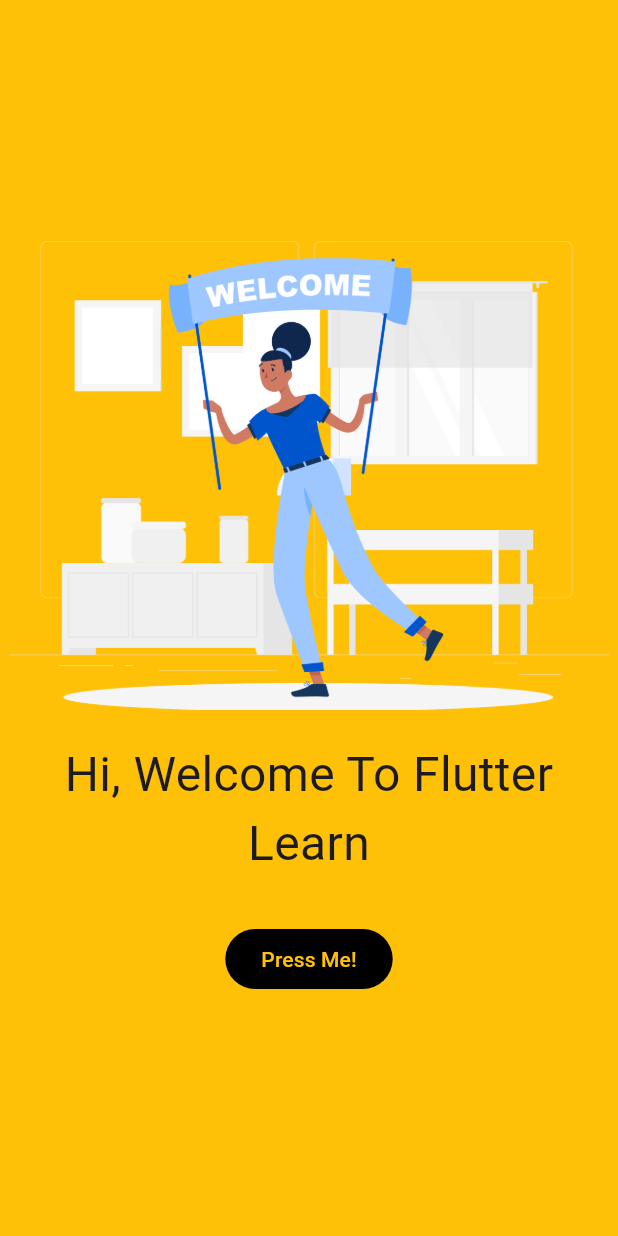
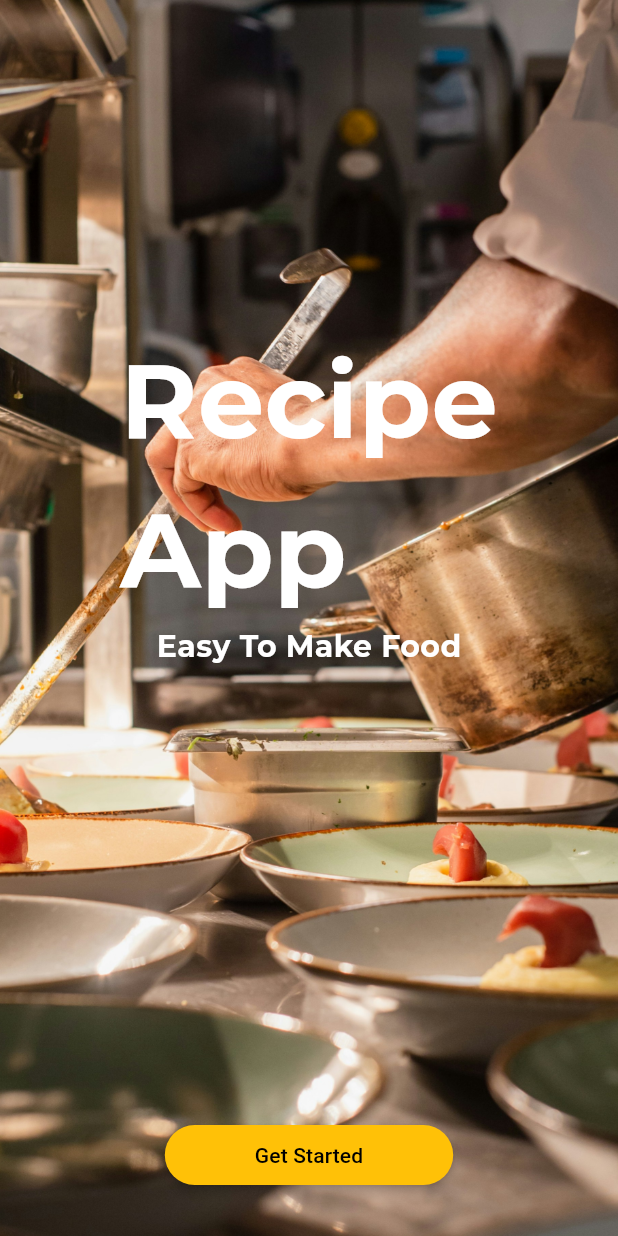
Before and after one commit to fikrysetiaone/flutter-learn, a Flutter app: the screen it shows after launch, on a phone screen of 412 x 824 dp. Run offline on Flutter 3.47's test engine with Material 3 defaults, Android fonts, the phone set to English and light mode, and no system bars; our stand-ins replace google_fonts.

Commit message:
adding image as background

```diff
--- a/lib/splash_screen.dart
+++ b/lib/splash_screen.dart
@@ -1,5 +1,6 @@
 import 'package:flutter/material.dart';
 import 'package:flutter_learn/home.dart';
+import 'package:google_fonts/google_fonts.dart';
 
 class SplashScreen extends StatelessWidget {
   const SplashScreen({super.key});
@@ -14,54 +15,60 @@ class SplashScreen extends StatelessWidget {
       //   backgroundColor: Colors.amber,
       // ),
 
-      body: Column(
-        mainAxisAlignment: MainAxisAlignment.center,
+      body: Stack(
+        fit: StackFit.expand,
         children: [
-          Container(
-            alignment: Alignment.center,
-            // height: 100,
-            // color: Colors.amber,
-            child: const Column(
-              children: [
-                Image(
-                  width: 400,
-                  image: AssetImage('images/welcome.png'),
+          Image.asset(
+            'images/welcome.jpg',
+            fit: BoxFit.cover,
+          ),
+          Column(
+            mainAxisAlignment: MainAxisAlignment.end,
+            crossAxisAlignment: CrossAxisAlignment.center,
+            children: [
+              Text(
+                'Recipe\nApp',
+                style: GoogleFonts.montserrat(
+                    textStyle: const TextStyle(
+                  fontSize: 70,
+                  fontWeight: FontWeight.bold,
+                  color: Colors.white,
+                )),
+              ),
+              Text(
+                'Easy To Make Food',
+                style: GoogleFonts.montserrat(
+                    textStyle: const TextStyle(
+                  fontSize: 20,
+                  fontWeight: FontWeight.bold,
+                  color: Colors.white,
+                )),
+              ),
+              const SizedBox(height: 300),
+              ElevatedButton(
+                onPressed: () {
+                  // Add your button functionality here
+                  Navigator.pushReplacement(
+                    context,
+                    MaterialPageRoute(
+                      builder: (context) => const HomePage(),
+                    ),
+                  );
+                },
+                style: ElevatedButton.styleFrom(
+                  padding: const EdgeInsets.symmetric(horizontal: 60),
+                  backgroundColor: Colors.amber,
+                  foregroundColor: Colors.black,
+                  shape: RoundedRectangleBorder(
+                    borderRadius: BorderRadius.circular(20),
+                  ),
+                  elevation: 3,
                 ),
-                SizedBox(
-                  height: 20,
-                ),
-                Text(
-                  "Hi, Welcome To Flutter Learn",
-                  textAlign: TextAlign.center,
-                  style: TextStyle(
-                    fontSize: 32,
-                  ),
-                ),
-              ],
-            ),
+                child: const Text('Get Started'),
+              ),
+              const SizedBox(height: 30),
+            ],
           ),
-
-          const SizedBox(height: 30),
-
-          // Start Button
-
-          FilledButton(
-            style: const ButtonStyle(
-              backgroundColor: MaterialStatePropertyAll(Colors.black),
-            ),
-            onPressed: () {
-              Navigator.push(
-                context,
-                MaterialPageRoute(builder: (context) => const HomePage()),
-              );
-            },
-            child: const Text(
-              "Press Me!",
-              style: TextStyle(
-                color: Colors.amber,
-              ),
-            ),
-          )
         ],
       ),
     );
--- a/pubspec.yaml
+++ b/pubspec.yaml
@@ -35,6 +35,7 @@ dependencies:
   # The following adds the Cupertino Icons font to your application.
   # Use with the CupertinoIcons class for iOS style icons.
   cupertino_icons: ^1.0.2
+  google_fonts: ^6.1.0
 
 dev_dependencies:
   flutter_test:
```
Also changed, not shown: lib/home.dart (+12 -3 lines), lib/widgets/square_container.dart (added, +38 -0 lines), images/welcome.jpg (added), images/welcome.png (deleted), pubspec.lock, 1 other file.
